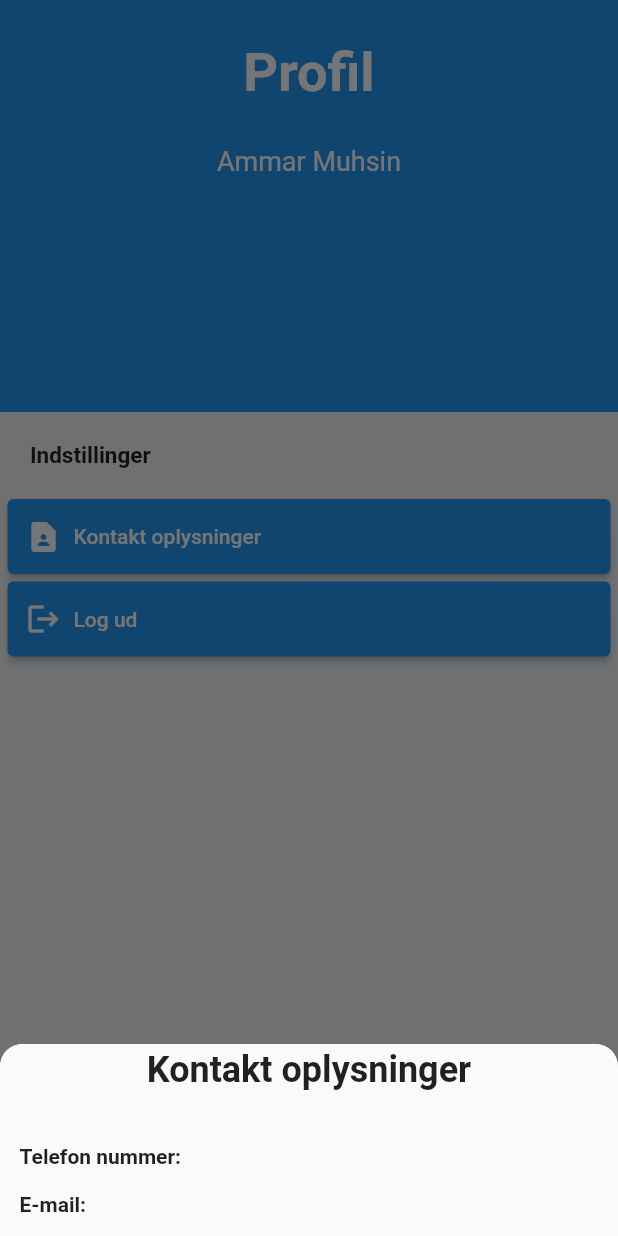
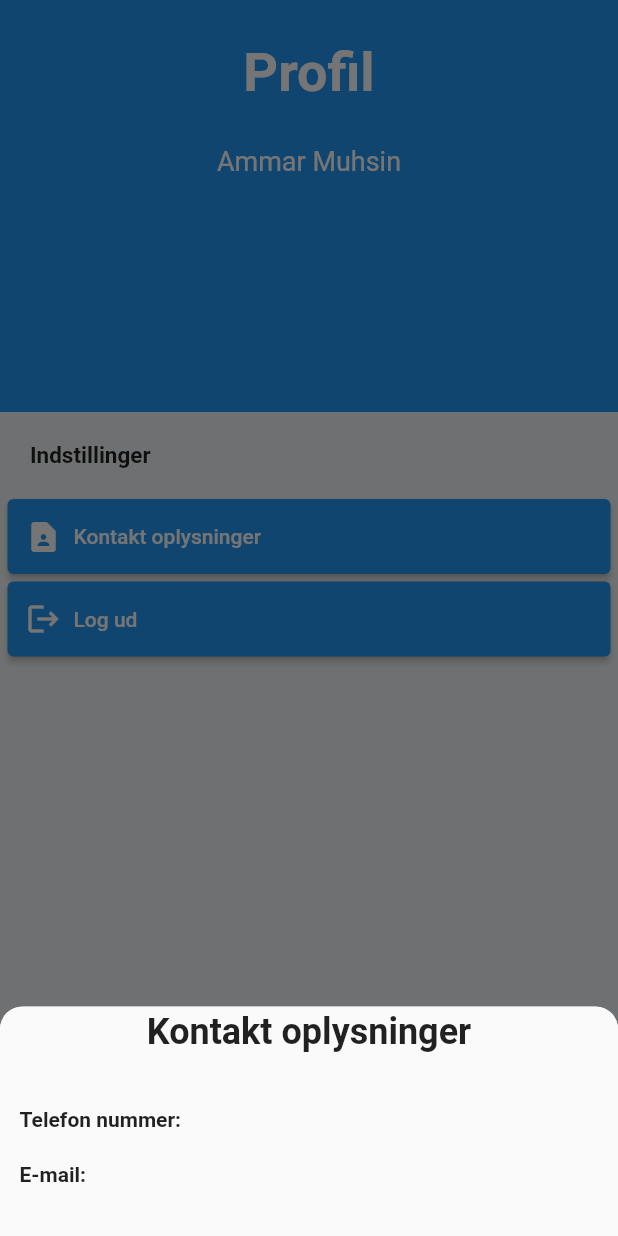
Before and after one commit to ammarOdin/odinvikar, a Flutter app: the SettingsScreen widget shown alone on an empty page, opened directly, after a tap on "Kontakt oplysninger", on a phone screen of 412 x 824 dp. Run offline on Flutter 3.47's test engine with Material 2 defaults, Android fonts, the phone set to English and light mode, and no system bars; drawn by our look-alikes of sliding_sheet; our stand-ins replace cloud_firestore, firebase_core, table_calendar; missing offline and left inert: week_of_year; accounts and stored records are empty.

Commit message:
Contact info sheet tweaks

```diff
--- a/lib/main_screens/settings_screen.dart
+++ b/lib/main_screens/settings_screen.dart
@@ -98,8 +98,9 @@ class _State extends State<SettingsScreen> {
       primary: false,
       children: [
         Container(margin: const EdgeInsets.all(3), padding: const EdgeInsets.only(bottom: 30), child: const Center(child: Text("Kontakt oplysninger", style: TextStyle(fontWeight: FontWeight.bold, fontSize: 24),),),),
-        Container(margin: const EdgeInsets.all(3), padding: const EdgeInsets.only(bottom: 10, left: 10), child: Align(alignment: Alignment.centerLeft, child: Text("Telefon nummer: ", style: const TextStyle(fontWeight: FontWeight.bold),),),),
+        Container(margin: const EdgeInsets.all(3), padding: const EdgeInsets.only(bottom: 15, left: 10), child: Align(alignment: Alignment.centerLeft, child: Text("Telefon nummer: ", style: const TextStyle(fontWeight: FontWeight.bold),),),),
         Container(margin: const EdgeInsets.all(3), padding: const EdgeInsets.only(bottom: 10, left: 10), child: Align(alignment: Alignment.centerLeft, child: Text("E-mail: ", style: const TextStyle(fontWeight: FontWeight.bold),),),),
+        Container(padding: const EdgeInsets.all(10),),
         //Container(margin: const EdgeInsets.only(left: 10, right: 10), child: ElevatedButton(style: ElevatedButton.styleFrom(shape: const StadiumBorder(), padding: const EdgeInsets.symmetric(horizontal: 1)), onPressed: () => Navigator.of(context).pop(), child: const Text("Close")))
       ],
     ),
```
